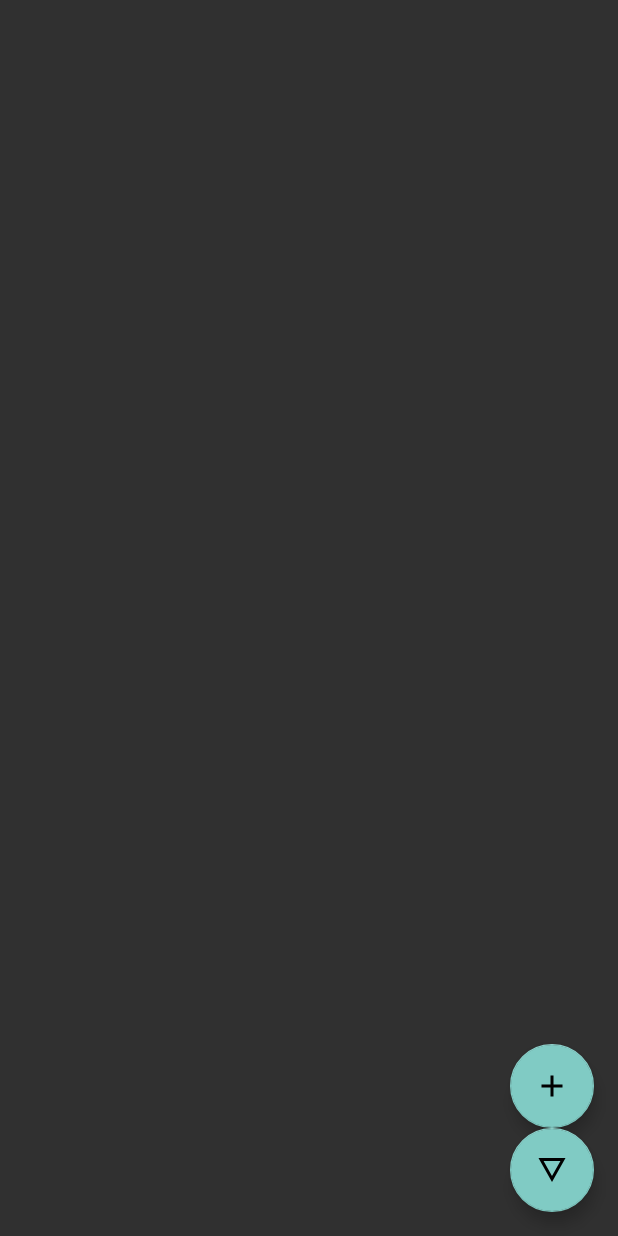
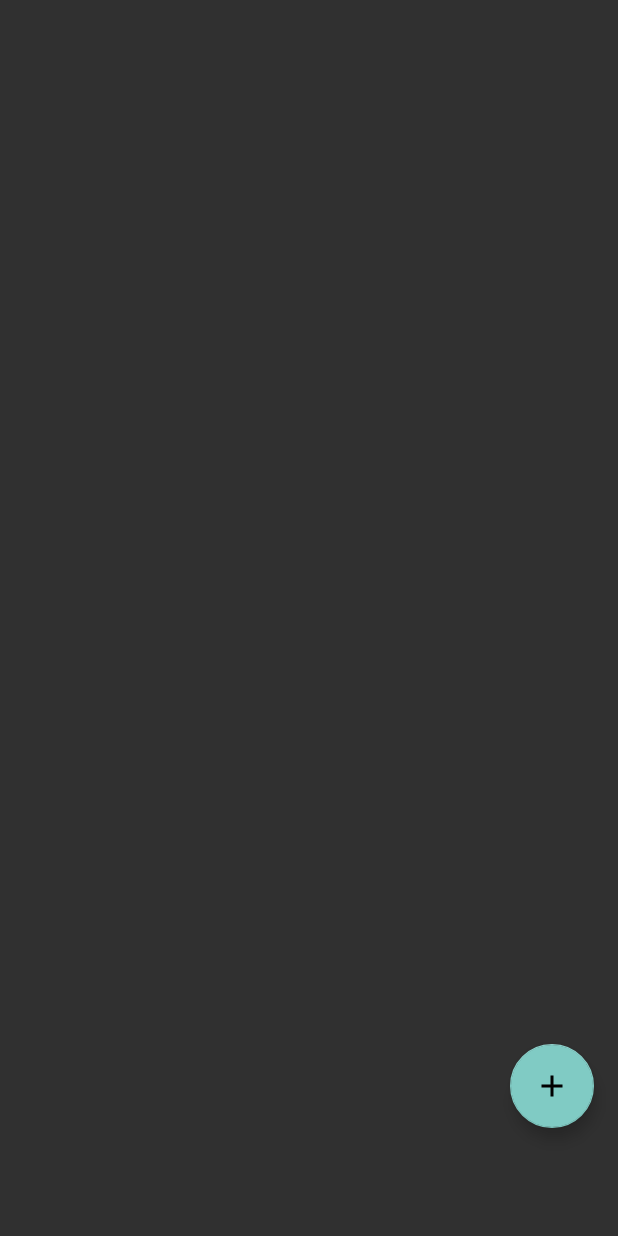
Before and after one commit to gituppa-getonup/CompileErrors, an Android app: the screen it shows after launch (MainActivity), on a phone screen of 412 x 824 dp. Run offline under Robolectric (Android 15) with nearby library versions, the phone set to English and light mode, and no system bars; our stand-ins replace Room's generated code.

Commit message:
* details FAB is invisible if database is empty to prevent NPE, * added change listener to each view to update the database, * changed TextView to EditText since they should be editable.

```diff
--- a/app/src/main/java/com/portablecollections/portablecollections/MainActivity.java
+++ b/app/src/main/java/com/portablecollections/portablecollections/MainActivity.java
@@ -17,10 +17,13 @@ import android.support.v7.widget.LinearLayoutManager;
 import android.util.Log;
 import android.view.View;
 import android.widget.ImageView;
-import android.widget.TextView;
 
 import java.io.File;
 import java.io.IOException;
+import java.util.concurrent.ExecutionException;
+import java.util.concurrent.ExecutorService;
+import java.util.concurrent.Executors;
+import java.util.concurrent.Future;
 
 public class MainActivity extends AppCompatActivity {
 
@@ -31,6 +34,7 @@ public class MainActivity extends AppCompatActivity {
     private CollectableAdapter mCollectableAdapter;
     private File imageFile;
     CollectablePictureHelper pictureHelper = CollectablePictureHelper.getCollectablePictureHelper();
+    private boolean emptyDb = true;
 
     @Override
     protected void onCreate(Bundle savedInstanceState) {
@@ -47,13 +51,23 @@ public class MainActivity extends AppCompatActivity {
         recycler.setAdapter(mCollectableAdapter);
         getSupportLoaderManager().initLoader(1, null, mLoaderCallbacks);
 
+        ExecutorService es = Executors.newSingleThreadExecutor();
+        Future future = es.submit(new QueryCount());
+
+        try {
+            future.get();
+        } catch (InterruptedException | ExecutionException e) {
+            Log.e(TAG, "something went wrong counting the records in a separate thread");
+        }
+
+        if (emptyDb == false) {
             FloatingActionButton details = findViewById(R.id.details);
             details.setOnClickListener(new View.OnClickListener() {
                 @Override
                 public void onClick(View view) {
 
                     ImageView imageView = findViewById(R.id.recyclerImageView);
-                long identifier = (Long)imageView.getTag();
+                    long identifier = (Long) imageView.getTag();
 
                     Intent detailsIntent = new Intent(getApplicationContext(), CollectableDetails.class);
                     detailsIntent.putExtra("identifier", identifier);
@@ -61,6 +75,11 @@ public class MainActivity extends AppCompatActivity {
 
                 }
             });
+        } else {
+            FloatingActionButton details = findViewById(R.id.details);
+            details.setVisibility(View.INVISIBLE);
+        }
+
 
         FloatingActionButton add = findViewById(R.id.add);
         add.setOnClickListener(new View.OnClickListener() {
@@ -130,4 +149,13 @@ public class MainActivity extends AppCompatActivity {
                     }
                 }
             };
+
+    private class QueryCount implements Runnable {
+        @Override
+        public void run() {
+            CollectableDao collectableDao = CollectableDatabase.getInstance(getApplicationContext()).collectableDao();
+            int count = collectableDao.count();
+            emptyDb = count == 0;
         }
+    }
+}
--- a/app/src/main/res/layout/details.xml
+++ b/app/src/main/res/layout/details.xml
@@ -18,7 +18,7 @@
         android:scaleType="fitEnd"
         app:srcCompat="@android:drawable/ic_menu_report_image" />
 
-    <TextView
+    <EditText
         android:id="@+id/textItemName"
         android:layout_width="wrap_content"
         android:layout_height="wrap_content"
@@ -30,7 +30,7 @@
         android:layout_toLeftOf="@+id/detailsImage"
         android:text="ItemName" />
 
-    <TextView
+    <EditText
         android:id="@+id/textCountry"
         android:layout_width="wrap_content"
         android:layout_height="wrap_content"
@@ -40,7 +40,7 @@
         android:layout_toLeftOf="@+id/detailsImage"
         android:text="Country" />
 
-    <TextView
+    <EditText
         android:id="@+id/textCity"
         android:layout_width="wrap_content"
         android:layout_height="wrap_content"
```
Also changed, not shown: app/src/main/java/com/portablecollections/portablecollections/CollectableDetails.java (+164 -15 lines). Lines whose indentation alone changed are shown as unchanged.
